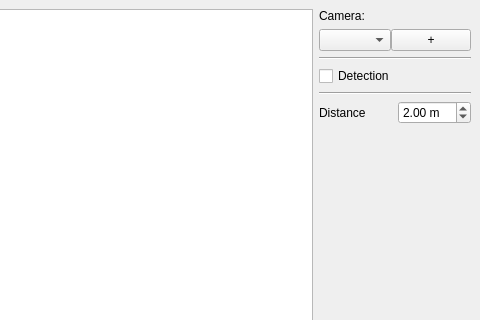
This is social-distancing-v2/gui/ui/mainwindow.ui in pischule/uni as Qt 5 draws it before an edit; both pictures show x 274 to 754 and y 0 to 320 of the 754 by 438 pixel window. The edited form follows.
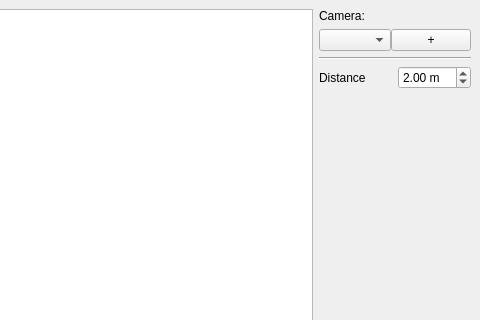
This is the edited form.

The edit to the form file:
```diff
--- a/social-distancing-v2/gui/ui/mainwindow.ui
+++ b/social-distancing-v2/gui/ui/mainwindow.ui
@@ -72,20 +72,6 @@
           </property>
          </widget>
         </item>
-        <item>
-         <widget class="QCheckBox" name="detectionCheckBox">
-          <property name="text">
-           <string>Detection</string>
-          </property>
-         </widget>
-        </item>
-        <item>
-         <widget class="Line" name="detectionLine">
-          <property name="orientation">
-           <enum>Qt::Horizontal</enum>
-          </property>
-         </widget>
-        </item>
         <item>
          <layout class="QHBoxLayout" name="horizontalLayout_4">
           <item>
```
Left out of the diff: 2 changed lines with no effect on the pictures.
